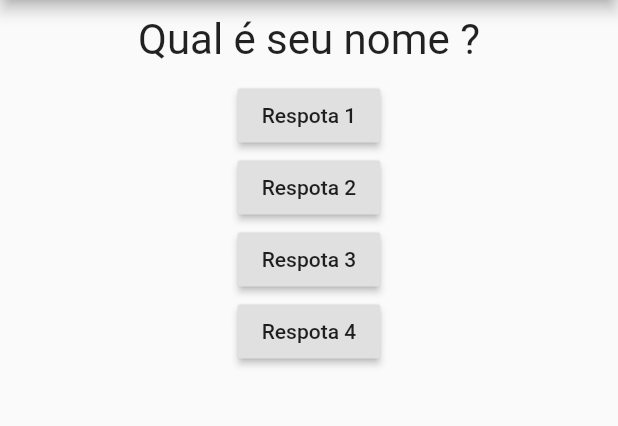
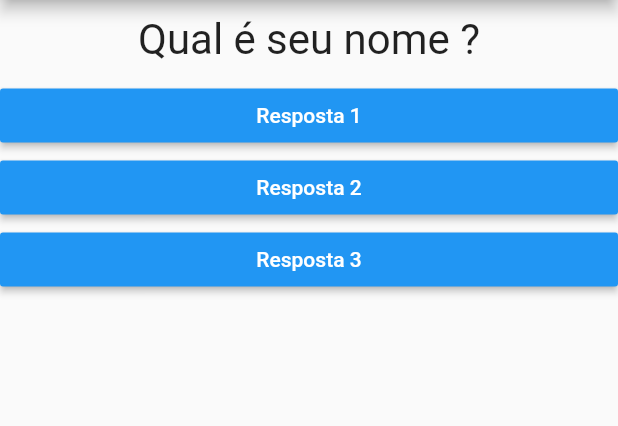
Before and after one commit to claudioonohara/projeto_perguntas, a Flutter app: the screen it shows after launch, on a phone screen of 412 x 824 dp, the part 84-510 px from its top. Run offline on Flutter 3.47's test engine with Material 2 defaults, Android fonts, the phone set to English and light mode, and no system bars.

Commit message:
passando funcao para componente

```diff
--- a/lib/main.dart
+++ b/lib/main.dart
@@ -1,6 +1,6 @@
 import 'package:flutter/material.dart';
 import './questao.dart';
-
+import './resposta.dart';
 main() => runApp(PerguntaApp());
 
 class _PerguntaAppState extends State<PerguntaApp> {
@@ -9,7 +9,6 @@ class _PerguntaAppState extends State<PerguntaApp> {
     setState(() {
       _perguntaSelecionada++;
     });
-    print(_perguntaSelecionada);
   }
 
   Widget build(BuildContext context) {
@@ -22,22 +21,9 @@ class _PerguntaAppState extends State<PerguntaApp> {
         body: Column(
           children: <Widget>[
             Questao(perguntas[_perguntaSelecionada]),
-            RaisedButton(
-              child: Text('Respota 1'),
-              onPressed: _responder,
-            ),
-            RaisedButton(
-              child: Text('Respota 2'),
-              onPressed: _responder,
-            ),
-            RaisedButton(
-              child: Text('Respota 3'),
-              onPressed: _responder,
-            ),
-            RaisedButton(
-              child: Text('Respota 4'),
-              onPressed: _responder,
-            ),
+            Resposta('Resposta 1',_responder),
+            Resposta('Resposta 2',_responder),
+            Resposta('Resposta 3',_responder),
           ],
         ),
       ),
--- /dev/null
+++ b/lib/resposta.dart
@@ -0,0 +1,19 @@
+import 'package:flutter/material.dart';
+
+class Resposta extends StatelessWidget {
+  final String texto;
+  final void Function() quandoSelecionado;
+  Resposta(this.texto,this.quandoSelecionado);
+  @override
+  Widget build(BuildContext context) {
+    return Container(
+      width: double.infinity,
+      child: RaisedButton(
+        textColor: Colors.white,
+        color: Colors.blue,
+        child: Text(texto),
+        onPressed: quandoSelecionado,
+      ),
+    );
+  }
+}
```
